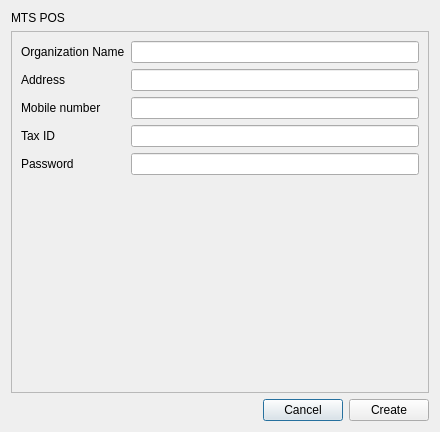
Before: the Qt Designer form app/views/templates/Setup.ui in rondalefloyd/mts-pos, drawn with Qt 5.
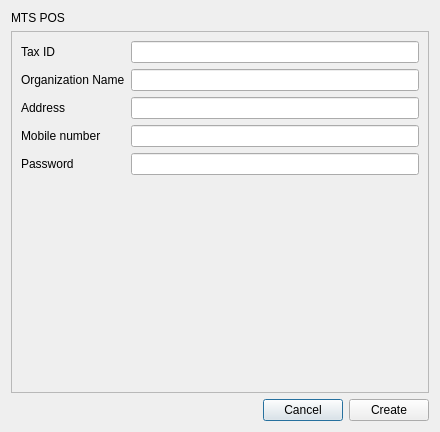
After: the same form once the commit is applied.

What changed in the file:
```diff
--- a/app/views/templates/Setup.ui
+++ b/app/views/templates/Setup.ui
@@ -42,45 +42,35 @@
        </rect>
       </property>
       <layout class="QFormLayout" name="formLayout">
-       <item row="0" column="0">
+       <item row="1" column="0">
         <widget class="QLabel" name="label">
          <property name="text">
           <string>Organization Name</string>
          </property>
         </widget>
        </item>
-       <item row="0" column="1">
+       <item row="1" column="1">
         <widget class="QLineEdit" name="lineEditOrganizationName"/>
        </item>
-       <item row="1" column="0">
+       <item row="2" column="0">
         <widget class="QLabel" name="label_2">
          <property name="text">
           <string>Address</string>
          </property>
         </widget>
        </item>
-       <item row="1" column="1">
+       <item row="2" column="1">
         <widget class="QLineEdit" name="lineEditAddress"/>
        </item>
-       <item row="2" column="0">
+       <item row="3" column="0">
         <widget class="QLabel" name="label_3">
          <property name="text">
           <string>Mobile number</string>
          </property>
         </widget>
        </item>
-       <item row="2" column="1">
-        <widget class="QLineEdit" name="lineEditMobileNumber"/>
-       </item>
-       <item row="3" column="0">
-        <widget class="QLabel" name="label_4">
-         <property name="text">
-          <string>Tax ID</string>
-         </property>
-        </widget>
-       </item>
        <item row="3" column="1">
-        <widget class="QLineEdit" name="lineEditTaxId"/>
+        <widget class="QLineEdit" name="lineEditMobileNumber"/>
        </item>
        <item row="4" column="0">
         <widget class="QLabel" name="label_5">
@@ -92,6 +82,16 @@
        <item row="4" column="1">
         <widget class="QLineEdit" name="lineEditAccessCode"/>
        </item>
+       <item row="0" column="0">
+        <widget class="QLabel" name="label_4">
+         <property name="text">
+          <string>Tax ID</string>
+         </property>
+        </widget>
+       </item>
+       <item row="0" column="1">
+        <widget class="QLineEdit" name="lineEditTaxId"/>
+       </item>
       </layout>
      </widget>
     </widget>
```
Left out of the diff: 4 changed lines with no effect on the pictures.
